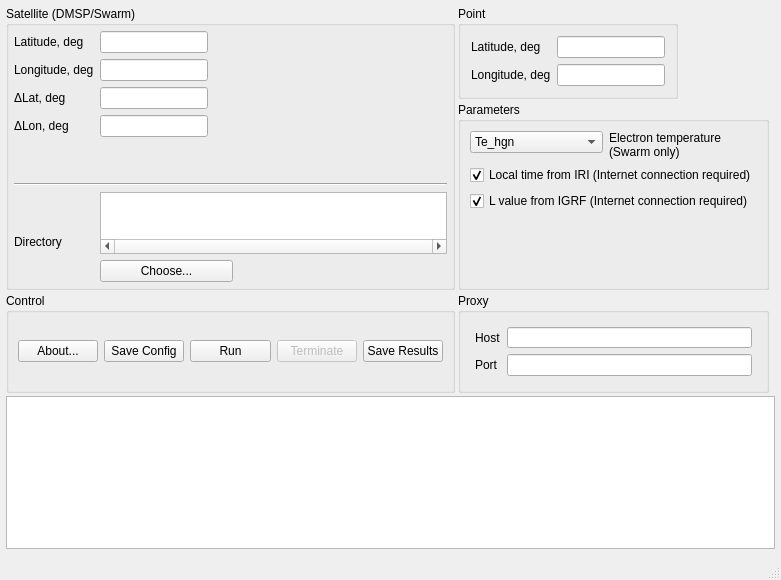
Albom/DMSP_Pass, file ui/MainWnd.ui: the form before one commit.
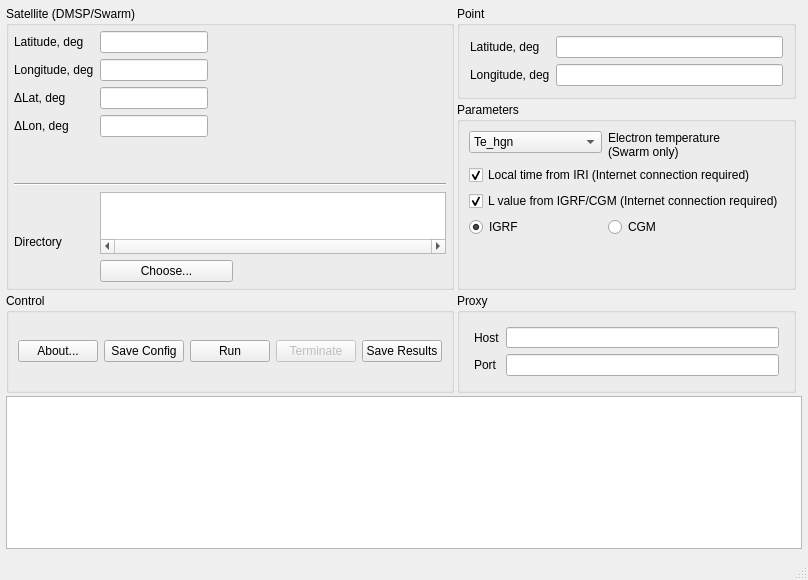
The form after the commit.

Commit message: Choosing IGRF or CGM

The edit to the form file:
```diff
--- a/ui/MainWnd.ui
+++ b/ui/MainWnd.ui
@@ -526,7 +526,7 @@
         <item>
          <widget class="QGroupBox" name="groupBox_2">
           <property name="sizePolicy">
-           <sizepolicy hsizetype="Fixed" vsizetype="Maximum">
+           <sizepolicy hsizetype="Minimum" vsizetype="Maximum">
             <horstretch>0</horstretch>
             <verstretch>0</verstretch>
            </sizepolicy>
@@ -702,13 +702,30 @@
              <item row="2" column="0" colspan="2">
               <widget class="QCheckBox" name="checkLShell">
                <property name="text">
-                <string>L value from IGRF (Internet connection required)</string>
+                <string>L value from IGRF/CGM (Internet connection required)</string>
                </property>
                <property name="checked">
                 <bool>true</bool>
                </property>
               </widget>
              </item>
+             <item row="3" column="0">
+              <widget class="QRadioButton" name="radioIgrf">
+               <property name="text">
+                <string>IGRF</string>
+               </property>
+               <property name="checked">
+                <bool>true</bool>
+               </property>
+              </widget>
+             </item>
+             <item row="3" column="1">
+              <widget class="QRadioButton" name="radioCgm">
+               <property name="text">
+                <string>CGM</string>
+               </property>
+              </widget>
+             </item>
             </layout>
            </item>
           </layout>
```
The commit also changes 1 other file.
